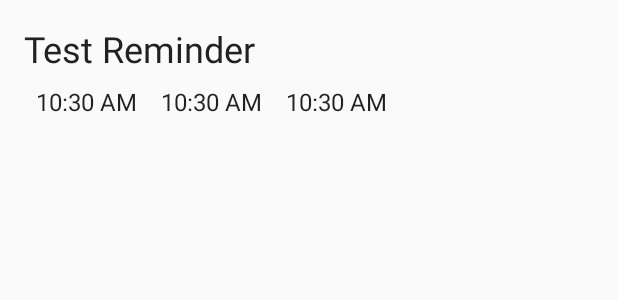
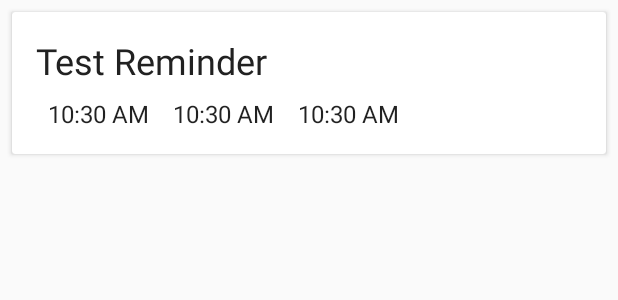
Before and after one commit to YashdalfTheGray/RepeatingReminders, an Android app: the layout reminder_item.xml on its own in the app's theme, with its tools: preview values and no code run, on a phone screen of 412 x 824 dp. Shown: the top 300 px of the screen. Run offline under Robolectric (Android 15) with nearby library versions, the phone set to English and light mode, and no system bars.

Commit message:
made reminder list items cards now

```diff
--- a/app/src/main/res/layout/reminder_item.xml
+++ b/app/src/main/res/layout/reminder_item.xml
@@ -1,4 +1,14 @@
 <?xml version="1.0" encoding="utf-8"?>
+<android.support.v7.widget.CardView
+    xmlns:android="http://schemas.android.com/apk/res/android"
+    xmlns:card_view="http://schemas.android.com/apk/res-auto"
+    android:layout_width="match_parent"
+    android:layout_height="wrap_content"
+    android:layout_marginStart="8dp"
+    android:layout_marginEnd="8dp"
+    android:layout_marginTop="8dp"
+    card_view:cardCornerRadius="2dp">
+
     <LinearLayout
         xmlns:android="http://schemas.android.com/apk/res/android"
         android:orientation="vertical"
@@ -45,3 +55,4 @@
 
         </LinearLayout>
     </LinearLayout>
+</android.support.v7.widget.CardView>
```
Lines whose indentation alone changed are shown as unchanged.
